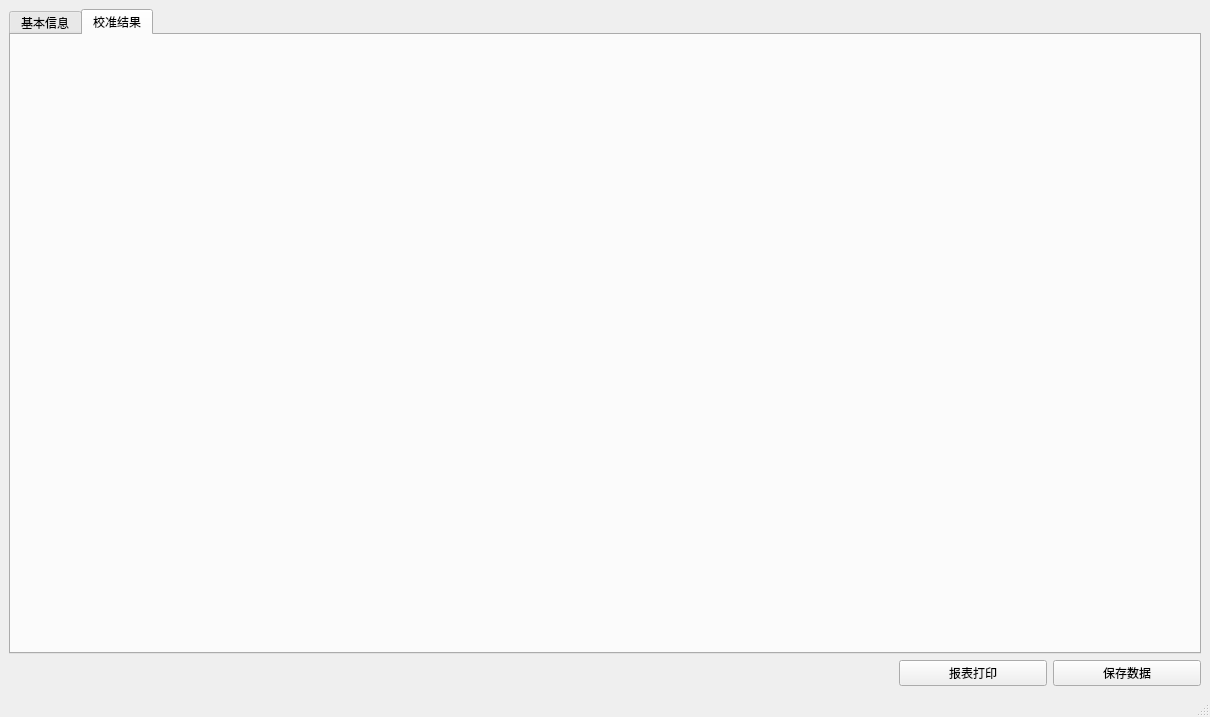
Old version of the form mainwindow.ui in the repository visualxu/checkout.
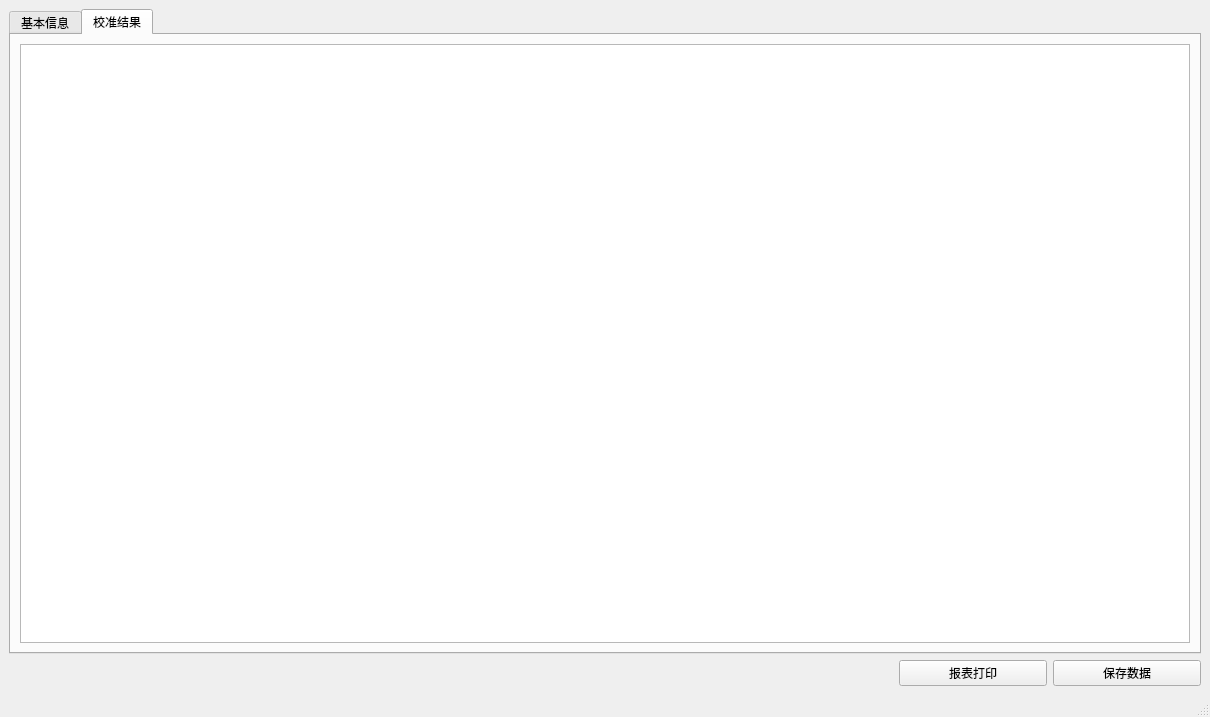
New version of the form. The open tabs and pages were chosen to show the change.

Diff of the .ui file:
```diff
--- a/mainwindow.ui
+++ b/mainwindow.ui
@@ -890,6 +890,11 @@
        <attribute name="title">
         <string>校准结果</string>
        </attribute>
+       <layout class="QHBoxLayout" name="horizontalLayout_19">
+        <item>
+         <widget class="QTableWidget" name="tableWidget_2"/>
+        </item>
+       </layout>
       </widget>
      </widget>
     </item>
```
Left out of the diff: 2 changed lines with no effect on the pictures.
